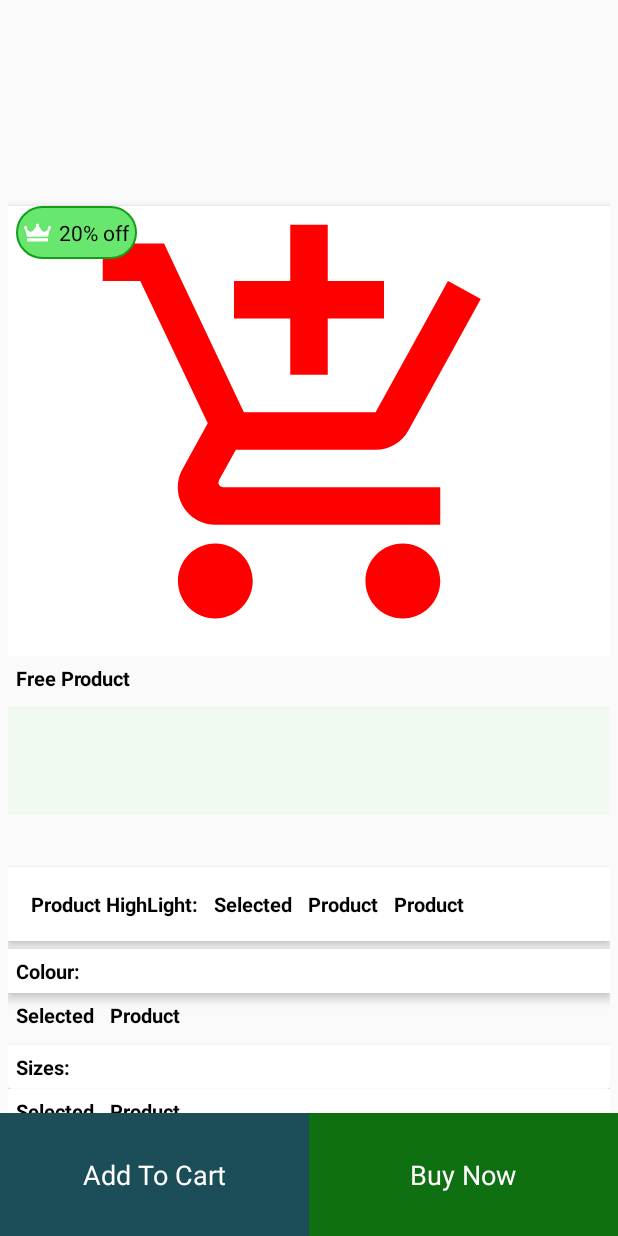
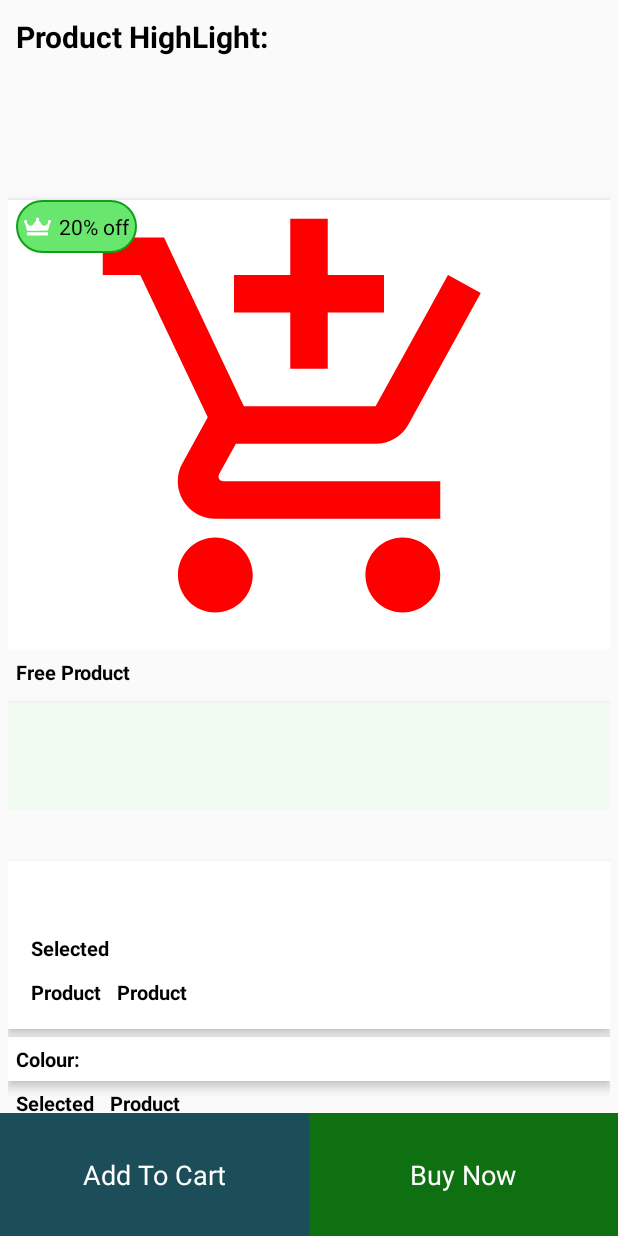
Before and after one commit to NothingbutPro/Aryan_Grocery_Store-master, an Android app: the layout activity_show_prod_detail.xml on its own in the app's theme, with its tools: preview values and no code run, on a phone screen of 412 x 824 dp. Run offline under Robolectric (Android 15) with nearby library versions, the phone set to English and light mode, and no system bars; network calls fail.

Commit message:
before ista

```diff
--- a/app/src/main/AndroidManifest.xml
+++ b/app/src/main/AndroidManifest.xml
@@ -3,6 +3,8 @@
     package="com.aryanonline">
 
     <application
+        android:usesCleartextTraffic="true"
+        android:networkSecurityConfig="@xml/network_security_config"
         android:name=".AppController"
         android:allowBackup="true"
         android:icon="@drawable/logoimg"
--- a/app/src/main/java/com/aryanonline/MainActivity.java
+++ b/app/src/main/java/com/aryanonline/MainActivity.java
@@ -253,7 +253,7 @@ public class MainActivity extends AppCompatActivity
                 }
             });
             nav_menu.findItem(R.id.nav_logout).setVisible(false);
-            nav_menu.findItem(R.id.nav_user).setVisible(false);
+            nav_menu.findItem(R.id.nav_user).setVisible(true);
         }
     }
 
--- a/app/src/main/java/com/aryanonline/RegisterActivity.java
+++ b/app/src/main/java/com/aryanonline/RegisterActivity.java
@@ -304,6 +304,7 @@ public class RegisterActivity extends AppCompatActivity implements
                     }
 
                 } catch (JSONException e) {
+                    Toast.makeText(RegisterActivity.this, "User May be already registered or please check the informations", Toast.LENGTH_LONG).show();
                     e.printStackTrace();
                 }
             }
--- a/app/src/main/java/com/aryanonline/Replacement_Activity.java
+++ b/app/src/main/java/com/aryanonline/Replacement_Activity.java
@@ -5,6 +5,7 @@ import android.os.AsyncTask;
 import android.support.v7.app.AppCompatActivity;
 import android.os.Bundle;
 import android.util.Log;
+import android.webkit.WebView;
 import android.widget.TextView;
 
 import org.json.JSONArray;
@@ -23,7 +24,7 @@ import java.util.Iterator;
 import javax.net.ssl.HttpsURLConnection;
 
 public class Replacement_Activity extends AppCompatActivity {
-    TextView replace;
+    WebView replace;
     @Override
     protected void onCreate(Bundle savedInstanceState) {
         super.onCreate(savedInstanceState);
@@ -112,7 +113,8 @@ public class Replacement_Activity extends AppCompatActivity {
 
                     jsonObject = new JSONArray(result).getJSONObject(0);
                     String warrantstr = jsonObject.getString("replacement_policy");
-                    replace.setText(warrantstr);
+                    Log.e("warrs",""+warrantstr);
+                    replace.loadData(warrantstr, "text/html; charset=UTF-8", null);
                 }catch (Exception e)
                 {
                     e.printStackTrace();
--- a/app/src/main/res/layout/activity_replacement_.xml
+++ b/app/src/main/res/layout/activity_replacement_.xml
@@ -7,7 +7,7 @@
     android:layout_height="match_parent"
     tools:context=".Replacement_Activity">
 
-    <TextView
+    <WebView
         android:layout_margin="10dp"
         android:padding="10dp"
         android:textColor="@color/cardview_dark_background"
@@ -15,5 +15,5 @@
         android:layout_width="match_parent"
         android:layout_height="match_parent"
         tools:layout_editor_absoluteX="-117dp"
-        tools:layout_editor_absoluteY="16dp"></TextView>
+        tools:layout_editor_absoluteY="16dp"></WebView>
 </android.support.constraint.ConstraintLayout>
--- a/app/src/main/res/layout/activity_show_prod_detail.xml
+++ b/app/src/main/res/layout/activity_show_prod_detail.xml
@@ -32,15 +32,16 @@
 <!--                    android:elevation="4dp"-->
 <!--                    android:orientation="vertical">-->
 
-                    <TextView
-                        android:padding="2dp"
-                        android:id="@+id/tv_prod_desc"
-                        android:layout_width="match_parent"
-                        android:layout_height="wrap_content"
-                        android:layout_margin="5dp"
-                        android:text=" "
-                        android:textColor="#000"
-                        android:textSize="20dp" />
+                <TextView
+                    android:id="@+id/prod_name"
+                    android:layout_width="wrap_content"
+                    android:layout_height="wrap_content"
+                    android:layout_margin="5dp"
+                    android:text="Product HighLight:"
+                    android:textColor="#000"
+                    android:textSize="20dp"
+                    android:textStyle="bold" />
+
 
 <!--                </LinearLayout>-->
                 <ImageView
@@ -53,7 +54,7 @@
 
 
                 <RelativeLayout
-                    android:layout_below="@+id/tv_prod_desc"
+                    android:layout_below="@+id/prod_name"
                     android:elevation="4dp"
                     android:background="#fff"
                     android:layout_width="match_parent"
@@ -209,17 +210,17 @@
                 android:layout_height="wrap_content"
                 android:background="#fff"
                 android:elevation="4dp"
-                android:orientation="horizontal">
+                android:orientation="vertical">
 
                 <TextView
-                    android:id="@+id/prod_name"
-                    android:layout_width="wrap_content"
+                    android:padding="2dp"
+                    android:id="@+id/tv_prod_desc"
+                    android:layout_width="match_parent"
                     android:layout_height="wrap_content"
                     android:layout_margin="5dp"
-                    android:text="Product HighLight:"
+                    android:text=" "
                     android:textColor="#000"
-                    android:textSize="13dp"
-                    android:textStyle="bold" />
+                    android:textSize="13dp" />
 
                 <TextView
 
@@ -230,6 +231,10 @@
                     android:textColor="#000"
                     android:textSize="13dp"
                     android:textStyle="bold" />
+                <LinearLayout
+                    android:orientation="horizontal"
+                    android:layout_width="match_parent"
+                    android:layout_height="wrap_content">
                 <TextView
                     android:id="@+id/colour_sel2"
                     android:layout_width="wrap_content"
@@ -248,7 +253,7 @@
                     android:textColor="#000"
                     android:textSize="13dp"
                     android:textStyle="bold" />
-
+                </LinearLayout>
             </LinearLayout>
                 <!--        FOR CLOTHES AND SHOOES-->
             <LinearLayout
--- a/app/src/main/res/layout/activity_warranty_.xml
+++ b/app/src/main/res/layout/activity_warranty_.xml
@@ -8,7 +8,7 @@
     tools:context=".Warranty_Activity">
 
 
-    <TextView
+    <WebView
         android:layout_margin="10dp"
         android:padding="10dp"
         android:textColor="@color/cardview_dark_background"
@@ -16,6 +16,6 @@
         android:layout_width="match_parent"
         android:layout_height="match_parent"
         tools:layout_editor_absoluteX="-117dp"
-        tools:layout_editor_absoluteY="16dp"></TextView>
+        tools:layout_editor_absoluteY="16dp"></WebView>
 
 </android.support.constraint.ConstraintLayout>
--- /dev/null
+++ b/app/src/main/res/xml/network_security_config.xml
@@ -0,0 +1,6 @@
+<?xml version="1.0" encoding="utf-8"?>
+<network-security-config>
+    <domain-config cleartextTrafficPermitted="false">
+        <domain includeSubdomains="true">secure.example.com</domain>
+    </domain-config>
+</network-security-config>
```
Also changed, not shown: app/src/main/java/com/aryanonline/Warranty_Activity.java (+5 -2 lines).
